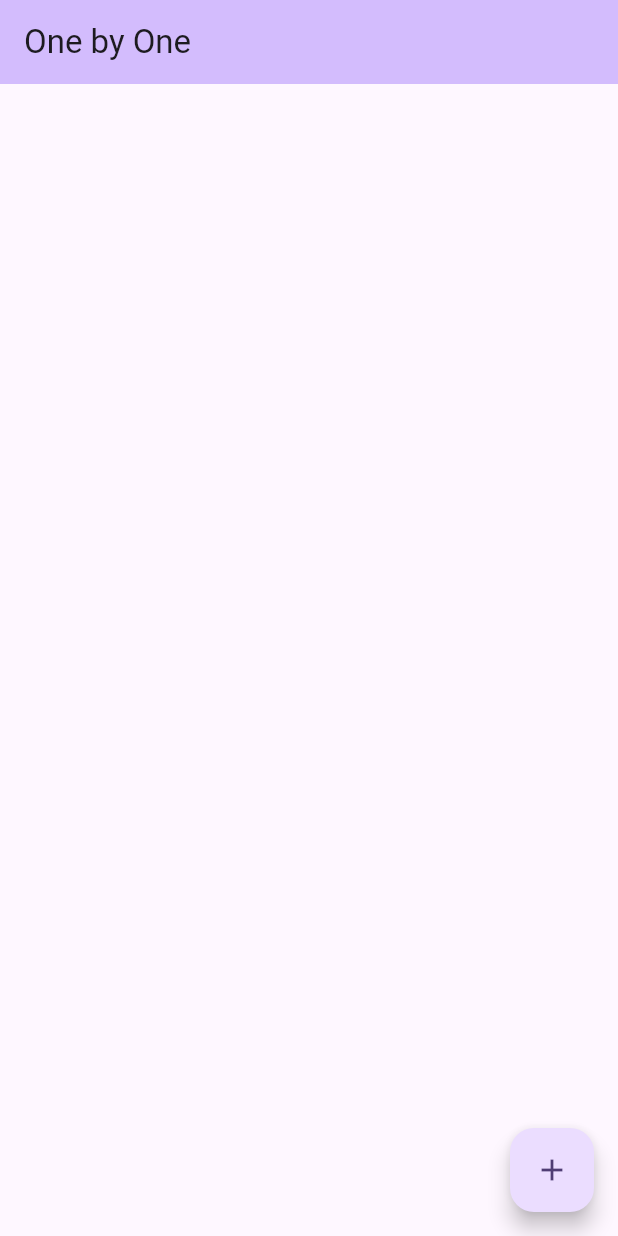
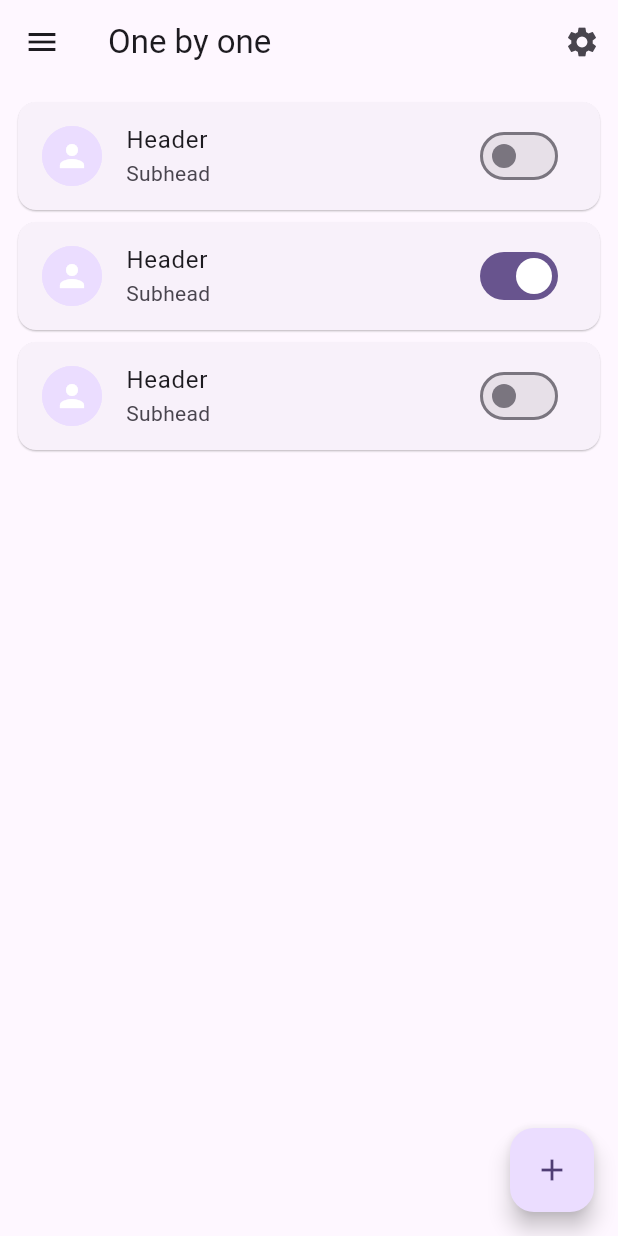
Before and after one commit to hiro259/one_by_one, a Flutter app: the screen it shows after launch, on a phone screen of 412 x 824 dp. Run offline on Flutter 3.47's test engine with Material 3 defaults, Android fonts, the phone set to English and light mode, and no system bars.

Commit message:
view top and add Task edit content

```diff
--- a/lib/main.dart
+++ b/lib/main.dart
@@ -1,53 +1,217 @@
 import 'package:flutter/material.dart';
 
 void main() {
-  runApp(const MyApp());
+  runApp(const OneByOneApp());
 }
 
-class MyApp extends StatelessWidget {
-  const MyApp({super.key});
+class OneByOneApp extends StatelessWidget {
+  const OneByOneApp({Key? key}) : super(key: key);
 
-  // This widget is the root of your application.
   @override
   Widget build(BuildContext context) {
     return MaterialApp(
-      title: 'Flutter Demo',
+      title: 'One by one',
       theme: ThemeData(
-        colorScheme: ColorScheme.fromSeed(seedColor: Colors.deepPurple),
+        useMaterial3: true,
+        colorScheme: ColorScheme.fromSeed(
+          seedColor: Colors.deepPurple, // お好みのベースカラーに変更可
+        ),
       ),
-      home: const MyHomePage(title: 'One by One'),
+      home: const OneByOneHomePage(),
     );
   }
 }
 
-class MyHomePage extends StatefulWidget {
-  const MyHomePage({super.key, required this.title});
-
-  final String title;
+class OneByOneHomePage extends StatefulWidget {
+  const OneByOneHomePage({Key? key}) : super(key: key);
 
   @override
-  State<MyHomePage> createState() => _MyHomePageState();
+  State<OneByOneHomePage> createState() => _OneByOneHomePageState();
 }
 
-class _MyHomePageState extends State<MyHomePage> {
+class _OneByOneHomePageState extends State<OneByOneHomePage> {
+  // 例として3つのスイッチ状態を管理
+  final List<bool> _switchValues = [false, true, false];
+
   @override
   Widget build(BuildContext context) {
     return Scaffold(
+      // 1. AppBar
       appBar: AppBar(
-        backgroundColor: Theme.of(context).colorScheme.inversePrimary,
-        title: Text(widget.title),
+        title: const Text('One by one'),
+        leading: IconButton(
+          icon: const Icon(Icons.menu), // ハンバーガーアイコン
+          onPressed: () {
+            // TODO: ドロワーを開く、もしくは何らかの処理
+          },
+        ),
+        actions: [
+          IconButton(
+            icon: const Icon(Icons.settings), // 歯車アイコン
+            onPressed: () {
+              // TODO: 設定画面へ遷移など
+            },
+          ),
+        ],
       ),
-      body: Center(
-        child: Column(
-          mainAxisAlignment: MainAxisAlignment.center,
-          children: <Widget>[],
+
+      // 2. Body: ListViewで3つのListTileを表示
+      body: ListView.builder(
+        padding: const EdgeInsets.symmetric(vertical: 8, horizontal: 8),
+        itemCount: 3,
+        itemBuilder: (context, index) {
+          return _buildListItem(index);
+        },
+      ),
+
+      // 3. FAB（右下に＋ボタン）
+      floatingActionButton: FloatingActionButton(
+        onPressed: () {
+          // TODO: 新規タスク追加など
+        },
+        child: const Icon(Icons.add),
+      ),
+    );
+  }
+
+  Widget _buildListItem(int index) {
+    return Card(
+      // Material 3っぽい角丸や影を調整
+      shape: RoundedRectangleBorder(borderRadius: BorderRadius.circular(12)),
+      elevation: 0.5, // M3では影を少なめにすることが多い
+      child: ListTile(
+        leading: CircleAvatar(
+          backgroundColor: Theme.of(context).colorScheme.primaryContainer,
+          child: IconTap(),
+        ),
+        title: const Text('Header'),
+        subtitle: const Text('Subhead'),
+        trailing: Switch(
+          value: _switchValues[index],
+          onChanged: (bool value) {
+            setState(() {
+              _switchValues[index] = value;
+            });
+          },
         ),
       ),
-      floatingActionButton: FloatingActionButton(
-        onPressed: () {},
-        tooltip: 'Increment',
-        child: const Icon(Icons.add),
-      ), // This trailing comma makes auto-formatting nicer for build methods.
     );
   }
 }
+
+// アイコン部分を別クラスとして定義
+class IconTap extends StatelessWidget {
+  const IconTap({Key? key}) : super(key: key);
+
+  @override
+  Widget build(BuildContext context) {
+    return InkWell(
+      onTap: () {
+        // アイコンをタップするとDialogを表示
+        showDialog(
+          context: context,
+          builder: (BuildContext context) {
+            return Dialog(
+              shape: RoundedRectangleBorder(
+                borderRadius: BorderRadius.circular(24),
+              ),
+              child: const TaskEditDialogContent(),
+            );
+          },
+        );
+      },
+      child: CircleAvatar(
+        backgroundColor: Theme.of(context).colorScheme.primaryContainer,
+        child: Icon(
+          Icons.person,
+          color: Theme.of(context).colorScheme.onPrimary,
+        ),
+      ),
+    );
+  }
+}
+
+// ダイアログの中身も別Widgetにすると管理しやすい
+class TaskEditDialogContent extends StatelessWidget {
+  const TaskEditDialogContent({Key? key}) : super(key: key);
+
+  @override
+  Widget build(BuildContext context) {
+    return Padding(
+      padding: const EdgeInsets.all(16.0),
+      child: SingleChildScrollView(
+        child: Column(
+          mainAxisSize: MainAxisSize.min, // コンテンツ量に合わせて高さ調整
+          crossAxisAlignment: CrossAxisAlignment.start,
+          children: [
+            // タイトル
+            Text('Task edit', style: Theme.of(context).textTheme.titleLarge),
+            const SizedBox(height: 16),
+
+            // アイコン + "Icon"
+            Row(
+              children: [
+                Icon(
+                  Icons.person,
+                  color: Theme.of(context).colorScheme.onSurface,
+                ),
+                const SizedBox(width: 8),
+                Text('Icon', style: Theme.of(context).textTheme.bodyMedium),
+              ],
+            ),
+            const SizedBox(height: 16),
+
+            // Title 入力
+            TextField(
+              decoration: InputDecoration(
+                labelText: 'Title',
+                suffixIcon: IconButton(
+                  icon: const Icon(Icons.close),
+                  onPressed: () {
+                    // タイトルクリア処理
+                  },
+                ),
+              ),
+            ),
+            const SizedBox(height: 16),
+
+            // SubTitle 入力
+            TextField(
+              decoration: InputDecoration(
+                labelText: 'SubTitle',
+                suffixIcon: IconButton(
+                  icon: const Icon(Icons.close),
+                  onPressed: () {
+                    // サブタイトルクリア処理
+                  },
+                ),
+              ),
+            ),
+            const SizedBox(height: 16),
+
+            // Delete Task / Save Task
+            Row(
+              mainAxisAlignment: MainAxisAlignment.spaceBetween,
+              children: [
+                TextButton(
+                  onPressed: () {
+                    // Delete Taskの処理
+                    Navigator.of(context).pop();
+                  },
+                  child: const Text('Delete Task'),
+                ),
+                TextButton(
+                  onPressed: () {
+                    // Save Taskの処理
+                    Navigator.of(context).pop();
+                  },
+                  child: const Text('Save Task'),
+                ),
+              ],
+            ),
+          ],
+        ),
+      ),
+    );
+  }
+}
```
